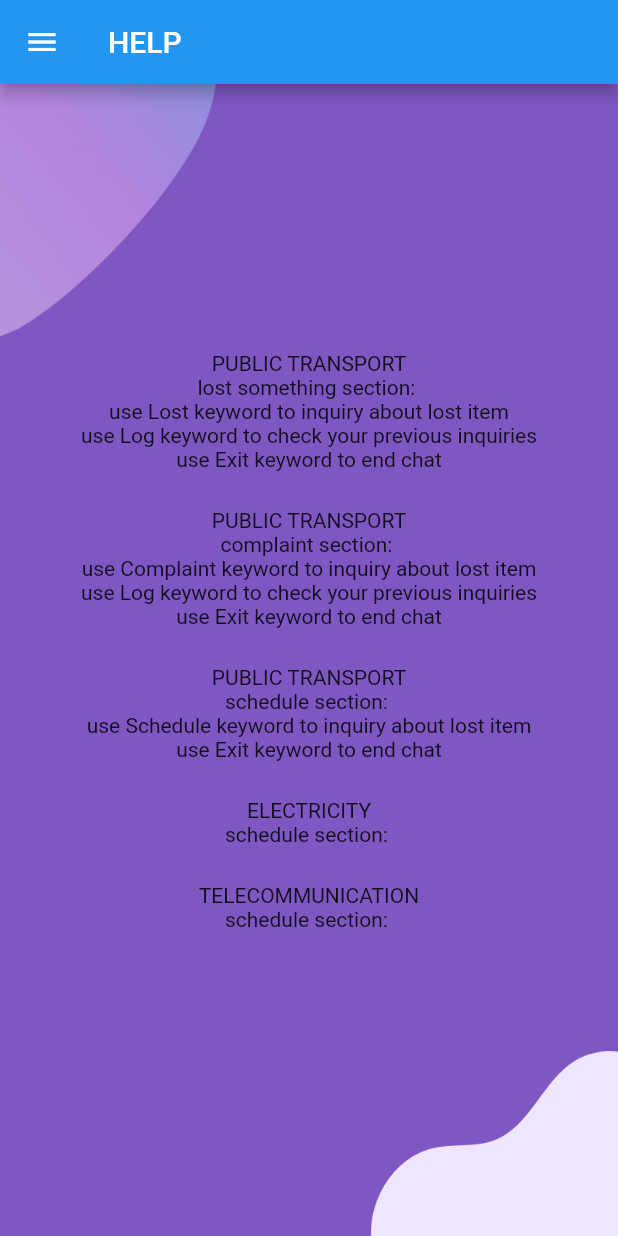
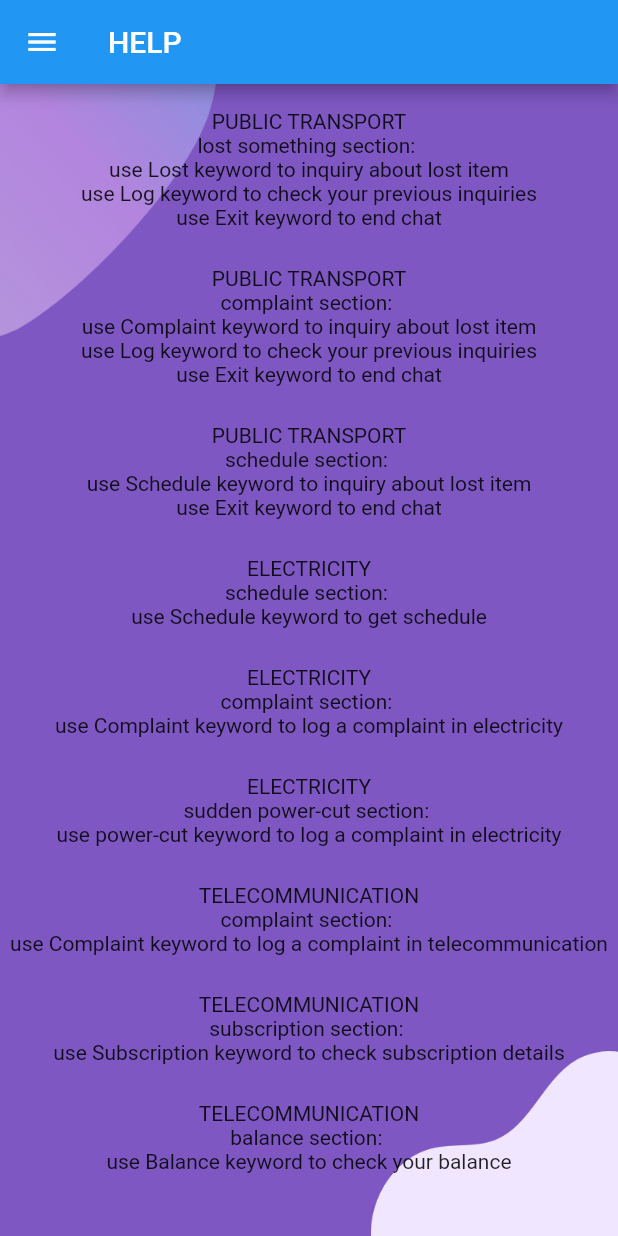
Before and after one commit to vishvajith17/social_chat_bot_assistant, a Flutter app: the HelpScreen screen opened directly, on a phone screen of 412 x 824 dp. Run offline on Flutter 3.47's test engine with Material 2 defaults, Android fonts, the phone set to English and light mode, and no system bars; our stand-ins replace bubble, cloud_firestore, firebase_auth, firebase_core, flutter_spinkit, flutter_svg and 1 more; missing offline and left inert: flutter_dialogflow; accounts and stored records are empty; network calls fail.

Commit message:
fix little name changes in help,about us

```diff
--- a/lib/screens/AboutUs/components/body.dart
+++ b/lib/screens/AboutUs/components/body.dart
@@ -12,10 +12,10 @@ class Body extends StatelessWidget {
           children: <Widget>[
             Text("CSE GROUP 38"),
             Text("SOCIAL INQUIRY CHAT-BOT MOBILE APPLICATION"),
-            Text("DEVELOPERS::"),
-            Text("VISHVAJITH"),
-            Text("SALINY"),
-            Text("VIPOOSHAN"),
+            Text("DEVELOPERS:"),
+            Text("H.G.M.VISHVAJITH"),
+            Text("V.SALINY"),
+            Text("V.VIPOOSHAN"),
             SizedBox(height: size.height * 0.03),
           ],
         ),
--- a/lib/screens/Help/components/body.dart
+++ b/lib/screens/Help/components/body.dart
@@ -29,9 +29,28 @@ class Body extends StatelessWidget {
             SizedBox(height: size.height * 0.03),
             Text("ELECTRICITY"),
             Text("schedule section: "),
+            Text("use Schedule keyword to get schedule"),
+            SizedBox(height: size.height * 0.03),
+            Text("ELECTRICITY"),
+            Text("complaint section: "),
+            Text("use Complaint keyword to log a complaint in electricity"),
+            SizedBox(height: size.height * 0.03),
+            Text("ELECTRICITY"),
+            Text("sudden power-cut section: "),
+            Text("use power-cut keyword to log a complaint in electricity"),
             SizedBox(height: size.height * 0.03),
             Text("TELECOMMUNICATION"),
-            Text("schedule section: "),
+            Text("complaint section: "),
+            Text(
+                "use Complaint keyword to log a complaint in telecommunication"),
+            SizedBox(height: size.height * 0.03),
+            Text("TELECOMMUNICATION"),
+            Text("subscription section: "),
+            Text("use Subscription keyword to check subscription details"),
+            SizedBox(height: size.height * 0.03),
+            Text("TELECOMMUNICATION"),
+            Text("balance section: "),
+            Text("use Balance keyword to check your balance"),
             SizedBox(height: size.height * 0.03),
           ],
         ),
--- a/lib/screens/TelecommunicationDomain/bot_chat_screen.dart
+++ b/lib/screens/TelecommunicationDomain/bot_chat_screen.dart
@@ -264,7 +264,7 @@ class _ChatState extends State<BotChat> {
     return Scaffold(
       appBar: AppBar(
         title: Text(
-          "Chat bot",
+          "Telecommunication",
         ),
       ),
       body: Container(
```
